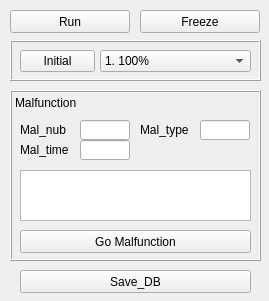
This is Module_Tester/Test_Interface/TE_interface.ui in LeeDaeil/CNS_Platform as Qt 5 draws it before an edit. The edited form follows.
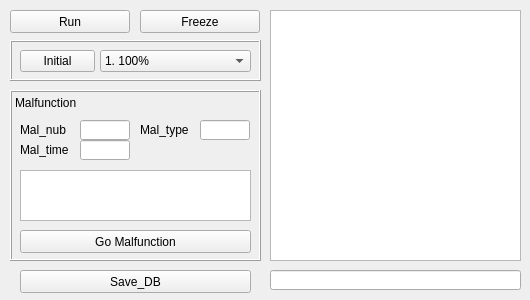
This is the edited form.

What changed in the file:
```diff
--- a/Module_Tester/Test_Interface/TE_interface.ui
+++ b/Module_Tester/Test_Interface/TE_interface.ui
@@ -6,8 +6,8 @@
    <rect>
     <x>0</x>
     <y>0</y>
-    <width>269</width>
-    <height>301</height>
+    <width>530</width>
+    <height>300</height>
    </rect>
   </property>
   <property name="windowTitle">
@@ -297,6 +297,26 @@
     <string>Save_DB</string>
    </property>
   </widget>
+  <widget class="QListWidget" name="His_input_list">
+   <property name="geometry">
+    <rect>
+     <x>270</x>
+     <y>10</y>
+     <width>251</width>
+     <height>251</height>
+    </rect>
+   </property>
+  </widget>
+  <widget class="QLineEdit" name="His_input_bar">
+   <property name="geometry">
+    <rect>
+     <x>270</x>
+     <y>270</y>
+     <width>251</width>
+     <height>20</height>
+    </rect>
+   </property>
+  </widget>
  </widget>
  <resources/>
  <connections/>
```
